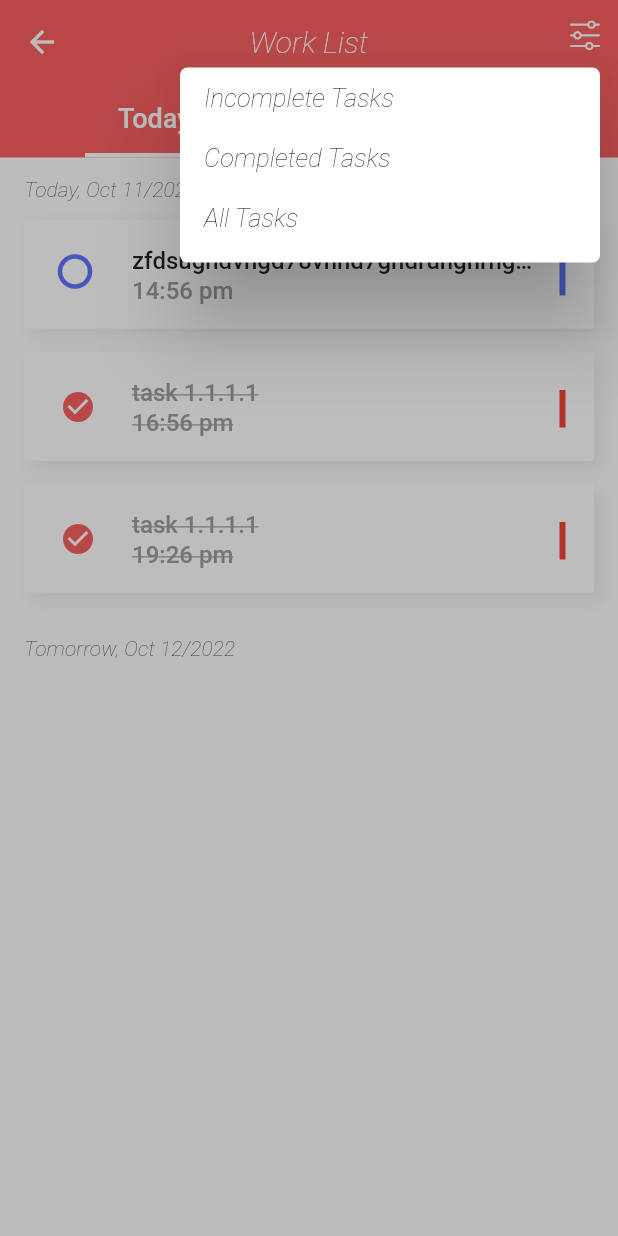
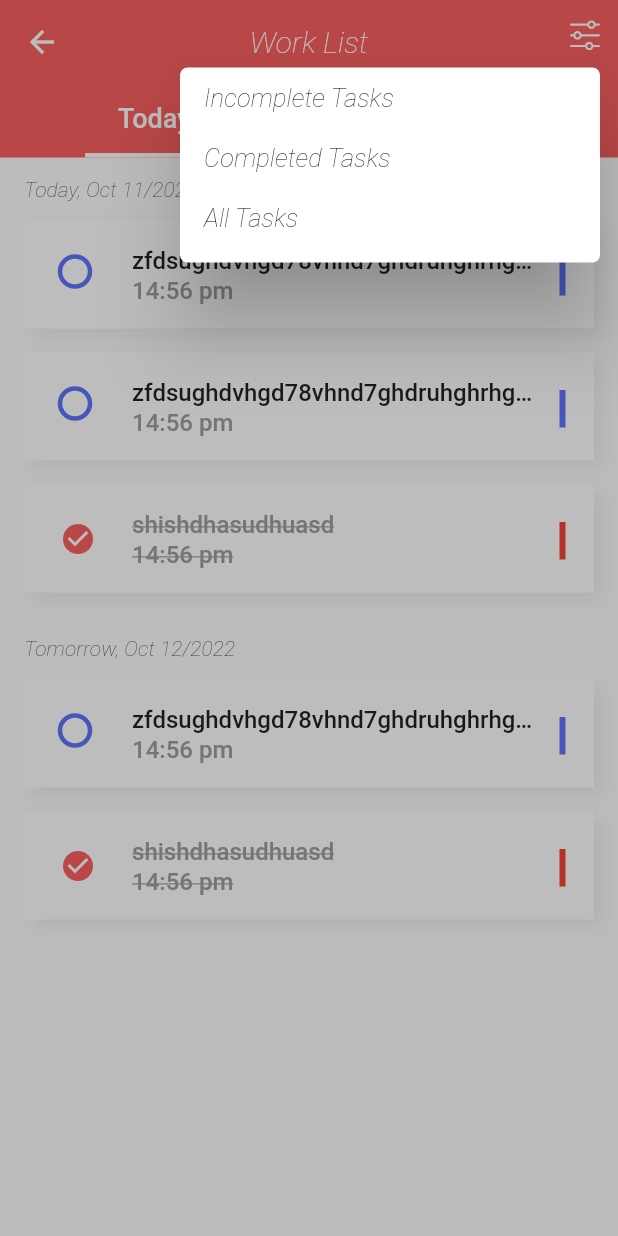
Before and after one commit to storm265/tasker, a Flutter app: the TasksPage screen opened by its route, after a tap on an icon or button, on a phone screen of 412 x 824 dp. Run offline on Flutter 3.47's test engine with Material 2 defaults, Android fonts, the phone set to English and light mode, and no system bars; drawn by our look-alikes of flutter_slidable; our stand-ins replace cached_network_image, dio, easy_localization, file_picker, flutter_dotenv, flutter_secure_storage and 4 more; missing offline and left inert: http_proxy, network_info_plus; accounts and stored records are empty.

Commit message:
tasks refactor

```diff
--- a/lib/database/data_source/task_data_source.dart
+++ b/lib/database/data_source/task_data_source.dart
@@ -230,6 +230,8 @@ class TaskDataSourceImpl implements TaskDataSource {
 
 //FAKE data
   final now = DateFormat('yyyy-MM-dd').format(DateTime.now());
+  final tomorrow = DateFormat('yyyy-MM-dd').format(DateTime.utc(
+      DateTime.now().year, DateTime.now().month, DateTime.now().day + 1));
   final url = 'https://images7.alphacoders.com/522/thumb-1920-522305.jpg';
   @override
   Future<List<dynamic>> fetchUserTasks() async {
@@ -296,6 +298,29 @@ class TaskDataSourceImpl implements TaskDataSource {
                     "created_at": "2022-07-13T09:16:35.924425"
                   }
                 ],
+                "created_at": "2022-07-13T09:17:11.400401"
+              },
+              {
+                "id": "94f11b2f-c183-48f2-b4c4-ef8321890cf6",
+                "title":
+                    "zfdsughdvhgd78vhnd7ghdruhghrhgrhguhrhgruhruhguhdhguhirghidr5tyvdnvg",
+                "due_date": "${tomorrow}T14:56:02.394631",
+                "description": "task1 description",
+                "assigned_to": "d96e5ab4-dc94-4388-8fb4-b9c6153714dd",
+                "is_completed": false,
+                "project_id": "60f937bd-6165-4d23-b7eb-6953de7482f9",
+                "owner_id": "fbd1792c-dfa4-4507-b3ff-5ea561c416e1",
+                "created_at": "2022-07-13T09:17:11.400401"
+              },
+              {
+                "id": "94f11b2f-c183-48f2-b4c4-ef8321890cf6",
+                "title": "shishdhasudhuasd",
+                "due_date": "${tomorrow}T14:56:02.394631",
+                "description": "task1 description",
+                "assigned_to": "d96e5ab4-dc94-4388-8fb4-b9c6153714dd",
+                "is_completed": true,
+                "project_id": "60f937bd-6165-4d23-b7eb-6953de7482f9",
+                "owner_id": "fbd1792c-dfa4-4507-b3ff-5ea561c416e1",
                 "created_at": "2022-07-13T09:17:11.400401"
               }
             ]
--- a/lib/presentation/pages/menu_pages/task/tasks_page.dart
+++ b/lib/presentation/pages/menu_pages/task/tasks_page.dart
@@ -133,19 +133,14 @@ class _TasksPageState extends State<TasksPage>
                           // TRANSLATE
                           child: Text('No tasks'),
                         )
-                      : Column(
-                          children: [
-                            // ListWidget(
-                            //   taskController: taskController,
-                            //   modelList: taskController.tasks,
-                            //   isToday: true,
-                            // ),
-                            // ListWidget(
-                            //   taskController: taskController,
-                            //   modelList: taskController.tasks,
-                            //   isToday: false,
-                            // ),
-                          ],
+                      : ListView.builder(
+                          itemCount: 5,
+                          shrinkWrap: true,
+                          itemBuilder: (_, i) => ListWidget(
+                            taskController: taskController,
+                            modelList: taskController.tasks,
+                            isToday: true,
+                          ),
                         ),
                 ]),
               )
--- a/lib/presentation/pages/menu_pages/task/tasks_widgets/calendar_lib/widget.dart
+++ b/lib/presentation/pages/menu_pages/task/tasks_widgets/calendar_lib/widget.dart
@@ -1,3 +1,5 @@
+import 'dart:developer';
+
 import 'package:easy_localization/easy_localization.dart';
 import 'package:flutter/material.dart';
 import 'package:intl/intl.dart';
@@ -215,6 +217,7 @@ List<String>.generate(7, (index) {
             child: ValueListenableBuilder<int>(
               valueListenable: _monthViewCurrentPage,
               builder: (_, value, __) {
+                log('ss ${_monthRangeList[value].firstDay}');
                 return Row(
                   mainAxisAlignment: MainAxisAlignment.center,
                   children: [
@@ -359,6 +362,7 @@ List<String>.generate(7, (index) {
                                             _monthRangeList[pageIndex].firstDay,
                                           );
                                         }
+
                                         _monthViewCurrentPage.value = pageIndex;
                                       },
                                       controller: _weekPageController,
--- a/lib/presentation/pages/menu_pages/task/tasks_widgets/list/list_widget.dart
+++ b/lib/presentation/pages/menu_pages/task/tasks_widgets/list/list_widget.dart
@@ -1,4 +1,3 @@
-import 'dart:developer';
 import 'package:flutter/material.dart';
 import 'package:flutter_slidable/flutter_slidable.dart';
 import 'package:intl/intl.dart';
@@ -42,7 +41,6 @@ class ListWidget extends StatelessWidget {
         )
         .toList();
     tomorrowList.sort((a, b) => a.dueDate.compareTo(b.dueDate));
-    log('today len ${todayList.length}');
 
     return Padding(
       padding: const EdgeInsets.all(8.0),
@@ -69,7 +67,8 @@ class ListWidget extends StatelessWidget {
                       EndPageWidget(
                         iconPath: AssetsPath.deleteIconPath,
                         onClick: () async => await taskController.deleteTask(
-                            taskId: modelList[i].projectId),
+                          taskId: modelList[i].projectId,
+                        ),
                       ),
                     ],
                   ),
```
Also changed, not shown: lib/services/network_service/refresh_token_controller.dart (+16 -8 lines).
